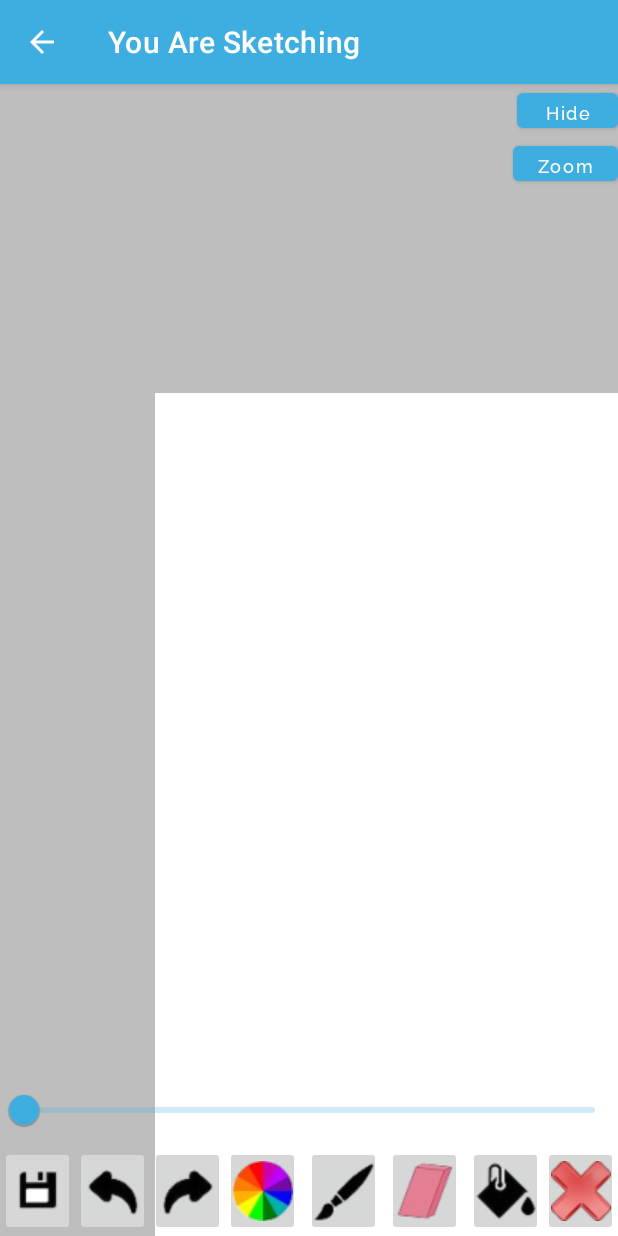
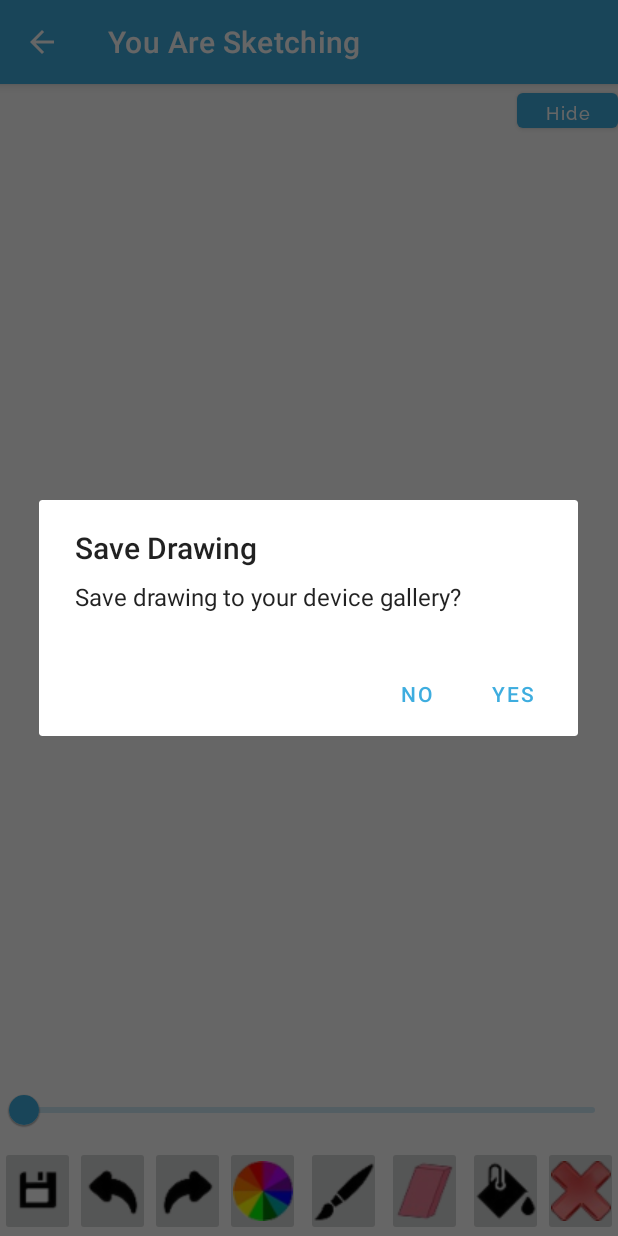
Before and after one commit to danielvnguyen/SketchApp, an Android app: the SketchScreen screen opened directly, with no data from a screen before it, after a tap on an icon or button, on a phone screen of 412 x 824 dp. Run offline under Robolectric (Android 15) with nearby library versions, the phone set to English and light mode, and no system bars; libraries missing offline, so code that uses them is left out: com.jaredrummler.android; Roboto replaces fonts that are not available here.

Commit message:
added save/clear dialogues; started zoom functionality

```diff
--- a/app/src/main/java/com/example/sketchapp/Model/DrawView.java
+++ b/app/src/main/java/com/example/sketchapp/Model/DrawView.java
@@ -8,12 +8,9 @@ import android.graphics.Color;
 import android.graphics.Paint;
 import android.graphics.Path;
 import android.util.AttributeSet;
-import android.util.DisplayMetrics;
-import android.view.Display;
 import android.view.MotionEvent;
 import android.view.ScaleGestureDetector;
 import android.view.View;
-import android.view.WindowManager;
 import java.util.ArrayList;
 
 /**
@@ -40,16 +37,11 @@ public class DrawView extends View {
     private final Paint mBitmapPaint = new Paint(Paint.DITHER_FLAG);
     private int backgroundColour;
     private boolean isEraser = false;
-    private boolean isZoom = false;
 
+    private static final float MIN_ZOOM = 1f;
+    private static final float MAX_ZOOM = 5f;
     private float scaleFactor = 1f;
     private final ScaleGestureDetector detector;
-    private float startX = 0f;
-    private float startY = 0f;
-    private float translateX;
-    private float translateY;
-    private float previousTranslateX;
-    private float previousTranslateY;
 
     public DrawView(Context context) {
         this(context, null);
@@ -57,24 +49,6 @@ public class DrawView extends View {
 
     public DrawView(Context context, AttributeSet attributes) {
         super(context, attributes);
-
-        WindowManager wm = (WindowManager) context.getSystemService(Context.WINDOW_SERVICE);
-        Display display = wm.getDefaultDisplay();
-        DisplayMetrics metrics = new DisplayMetrics();
-        display.getMetrics(metrics);
-
-        float displayWidth = metrics.widthPixels;
-        float displayHeight = metrics.heightPixels;
-
-        translateX = displayWidth /4;
-        translateY = displayHeight /4;
-        previousTranslateX = displayWidth /4;
-        previousTranslateY = displayHeight /4;
-
-        detector = new ScaleGestureDetector(context, new ScaleListener());
-
-        setFocusable(true);
-        setFocusableInTouchMode(true);
 
         mPaint = new Paint();
         mPaint.setAntiAlias(true);
@@ -85,19 +59,26 @@ public class DrawView extends View {
         mPaint.setStrokeCap(Paint.Cap.ROUND);
         mPaint.setAlpha(0xff);
         backgroundColour = Color.WHITE;
+
+        detector = new ScaleGestureDetector(getContext(), new ScaleListener());
     }
 
-    class ScaleListener extends ScaleGestureDetector.SimpleOnScaleGestureListener {
+    private class ScaleListener extends ScaleGestureDetector.SimpleOnScaleGestureListener {
         @Override
         public boolean onScale(ScaleGestureDetector detector) {
             scaleFactor *= detector.getScaleFactor();
-            float MAX_ZOOM = 5.0f;
-            float MIN_ZOOM = 0.1f;
             scaleFactor = Math.max(MIN_ZOOM, Math.min(scaleFactor, MAX_ZOOM));
-
             invalidate();
             return true;
         }
+    }
+
+    @Override
+    protected void onSizeChanged(int w, int h, int oldWidth, int oldHeight) {
+        super.onSizeChanged(w, h, oldWidth, oldHeight);
+
+        mBitmap = Bitmap.createBitmap(w, h, Bitmap.Config.ARGB_8888);
+        mCanvas = new Canvas(mBitmap);
     }
 
     public void setUpCanvas(int height, int width) {
@@ -110,10 +91,9 @@ public class DrawView extends View {
     @Override
     protected void onDraw(Canvas canvas) {
         super.onDraw(canvas);
+        canvas.save();
 
-        canvas.save();
-        canvas.translate((translateX) / scaleFactor, (translateY) / scaleFactor);
-        canvas.scale(scaleFactor, scaleFactor, 0, 0);
+        canvas.scale(scaleFactor, scaleFactor);
         canvas.drawBitmap(mBitmap, 0, 0, mBitmapPaint);
 
         mCanvas.drawColor(backgroundColour);
@@ -126,8 +106,8 @@ public class DrawView extends View {
             }
             mPaint.setStrokeWidth(currentPath.strokeWidth);
             mCanvas.drawPath(currentPath.path, mPaint);
+            invalidate();
         }
-
         canvas.restore();
     }
 
@@ -166,10 +146,6 @@ public class DrawView extends View {
         mY = y;
     }
 
-    private void touchUp() {
-        mPath.lineTo(mX, mY);
-    }
-
     private void touchMove(float x, float y) {
         float dx = Math.abs(x - mX);
         float dy = Math.abs(y - mY);
@@ -181,40 +157,28 @@ public class DrawView extends View {
         }
     }
 
+    private void touchUp() {
+        mPath.lineTo(mX, mY);
+    }
+
     @SuppressLint("ClickableViewAccessibility")
     @Override
     public boolean onTouchEvent(MotionEvent event) {
         detector.onTouchEvent(event);
-
         float x = event.getX();
         float y = event.getY();
 
         if (event.getAction() == MotionEvent.ACTION_DOWN) {
-            if (isZoom) {
-                startX = x - previousTranslateX;
-                startY = y - previousTranslateY;
-            }
-            else {
-                touchStart(x, y);
-            }
+            touchStart(x, y);
+            invalidate();
         }
         else if (event.getAction() == MotionEvent.ACTION_MOVE) {
-            if (isZoom) {
-                translateX = event.getX() - startX;
-                translateY = event.getY() - startY;
-            }
-            else {
-                touchMove(x, y);
-            }
+            touchMove(x, y);
+            invalidate();
         }
         else if (event.getAction() == MotionEvent.ACTION_UP) {
-            if (isZoom) {
-                previousTranslateX = translateX;
-                previousTranslateY = translateY;
-            }
-            else {
-                touchUp();
-            }
+            touchUp();
+            invalidate();
         }
 
         invalidate();
@@ -260,12 +224,4 @@ public class DrawView extends View {
     public void setEraser(boolean eraser) {
         isEraser = eraser;
     }
-
-    public void setZoom(boolean zoom) {
-        isZoom = zoom;
-    }
-
-    public boolean isZoom() {
-        return isZoom;
-    }
 }
--- a/app/src/main/java/com/example/sketchapp/UI/SketchScreen.java
+++ b/app/src/main/java/com/example/sketchapp/UI/SketchScreen.java
@@ -1,6 +1,8 @@
 package com.example.sketchapp.UI;
 
 import androidx.appcompat.app.AppCompatActivity;
+
+import android.app.AlertDialog;
 import android.content.ContentValues;
 import android.content.Context;
 import android.content.Intent;
@@ -55,8 +57,6 @@ public class SketchScreen extends AppCompatActivity implements ColorPickerDialog
     private static final int DIALOG_ID = 0;
     private boolean isBackground;
 
-    private Button zoomBtn;
-
     @Override
     protected void onCreate(Bundle savedInstanceState) {
         super.onCreate(savedInstanceState);
@@ -75,7 +75,6 @@ public class SketchScreen extends AppCompatActivity implements ColorPickerDialog
         bucketBtn = findViewById(R.id.bucketBtn);
         clearBtn = findViewById(R.id.clearBtn);
         redoBtn = findViewById(R.id.redoBtn);
-        zoomBtn = findViewById(R.id.zoom_btn);
 
         backgroundColour = Color.WHITE;
         currentColour = Color.BLACK;
@@ -99,18 +98,6 @@ public class SketchScreen extends AppCompatActivity implements ColorPickerDialog
     }
 
     private void setUpButtons() {
-        zoomBtn.setOnClickListener(view -> {
-            buttonSound.start();
-            if (paint.isZoom()) {
-                zoomBtn.setText(R.string.zoom);
-                paint.setZoom(false);
-            }
-            else {
-                zoomBtn.setText(R.string.done);
-                paint.setZoom(true);
-            }
-        });
-
         redoBtn.setOnClickListener(view -> {
             buttonSound.start();
             paint.redo();
@@ -123,8 +110,16 @@ public class SketchScreen extends AppCompatActivity implements ColorPickerDialog
 
         clearBtn.setOnClickListener(view -> {
             buttonSound.start();
-            Toast.makeText(getApplicationContext(),"Cleared the canvas", Toast.LENGTH_SHORT).show();
+            AlertDialog.Builder newDialog = new AlertDialog.Builder(this);
+            newDialog.setTitle("Clear Drawing");
+            newDialog.setMessage("Clear your canvas? This will erase all of your progress.");
+            newDialog.setPositiveButton("Yes", (dialog, which) -> {
+                Toast.makeText(getApplicationContext(),"Cleared the canvas!", Toast.LENGTH_SHORT).show();
                 paint.clearCanvas();
+                dialog.dismiss();
+            });
+            newDialog.setNegativeButton("No", (dialog, which) -> dialog.cancel());
+            newDialog.show();
         });
 
         eraserBtn.setOnClickListener(view -> {
@@ -165,7 +160,11 @@ public class SketchScreen extends AppCompatActivity implements ColorPickerDialog
 
         saveBtn.setOnClickListener(view -> {
             buttonSound.start();
-            Toast.makeText(getApplicationContext(),"Drawing saved to gallery", Toast.LENGTH_SHORT).show();
+            AlertDialog.Builder saveDialog = new AlertDialog.Builder(this);
+            saveDialog.setTitle("Save Drawing");
+            saveDialog.setMessage("Save drawing to your device gallery?");
+            saveDialog.setPositiveButton("Yes", (dialog, which) -> {
+                Toast.makeText(getApplicationContext(),"Drawing saved to gallery!", Toast.LENGTH_SHORT).show();
                 Bitmap bmp = paint.save();
                 OutputStream imageOutStream;
                 ContentValues cv = new ContentValues();
@@ -185,6 +184,9 @@ public class SketchScreen extends AppCompatActivity implements ColorPickerDialog
                 catch (Exception e) {
                     e.printStackTrace();
                 }
+            });
+            saveDialog.setNegativeButton("No", (dialog, which) -> dialog.cancel());
+            saveDialog.show();
         });
 
         bucketBtn.setOnClickListener(view -> {
@@ -255,9 +257,7 @@ public class SketchScreen extends AppCompatActivity implements ColorPickerDialog
             }
         }
     }
-    @Override public void onDialogDismissed(int dialogId) {
-
-    }
+    @Override public void onDialogDismissed(int dialogId) {}
 
     public static Intent makeIntent(Context context) {
         return new Intent(context, SketchScreen.class);
--- a/app/src/main/res/layout/activity_sketch_screen.xml
+++ b/app/src/main/res/layout/activity_sketch_screen.xml
@@ -18,7 +18,8 @@
         app:layout_constraintHorizontal_bias="0.0"
         app:layout_constraintStart_toStartOf="parent"
         app:layout_constraintTop_toTopOf="parent"
-        app:layout_constraintVertical_bias="0.0" />
+        app:layout_constraintVertical_bias="0.0"
+        tools:ignore="SpeakableTextPresentCheck" />
 
     <ImageButton
         android:id="@+id/undoBtn"
@@ -125,16 +126,4 @@
         app:layout_constraintTop_toTopOf="parent"
         tools:ignore="TextContrastCheck" />
 
-    <Button
-        android:id="@+id/zoom_btn"
-        android:layout_width="70dp"
-        android:layout_height="35dp"
-        android:fontFamily="@font/raleway_medium"
-        android:text="@string/zoom"
-        android:textAllCaps="false"
-        android:textSize="12sp"
-        app:layout_constraintEnd_toEndOf="parent"
-        app:layout_constraintTop_toBottomOf="@+id/hide_btn"
-        tools:ignore="TextContrastCheck,TouchTargetSizeCheck" />
-
 </androidx.constraintlayout.widget.ConstraintLayout>
--- a/app/src/main/res/values/strings.xml
+++ b/app/src/main/res/values/strings.xml
@@ -35,6 +35,4 @@
     <string name="hide">Hide</string>
     <string name="show">Show</string>
     <string name="choose_width_height">Set Canvas Width/Height: \n<br/>(Or Leave Them Blank)</string>
-    <string name="zoom">Zoom</string>
-    <string name="done">Done</string>
 </resources>
```
Also changed, not shown: 1 other file. Lines whose indentation alone changed are shown as unchanged.
